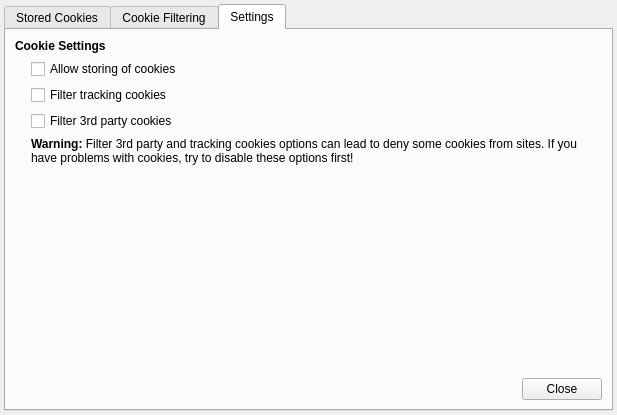
QupZilla/qupzilla, file src/lib/cookies/cookiemanager.ui: the form before one commit.
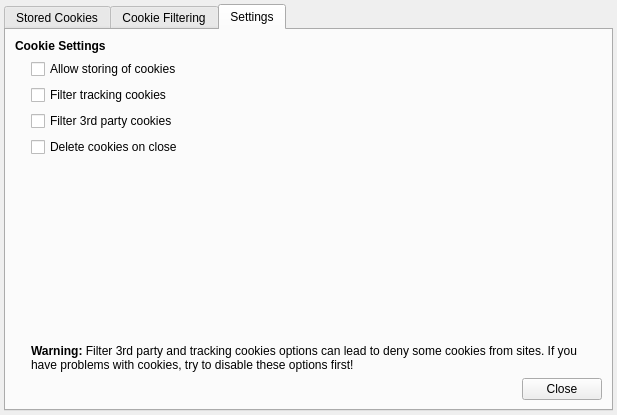
The form after the commit. The open tabs and pages were chosen to show the change. Custom widgets are drawn as their Qt base class.

Commit message: Added option to delete all cookies on exiting (#2173)

Diff of the .ui file:
```diff
--- a/src/lib/cookies/cookiemanager.ui
+++ b/src/lib/cookies/cookiemanager.ui
@@ -426,6 +426,13 @@
          </property>
         </widget>
        </item>
+       <item row="5" column="1" colspan="2">
+        <widget class="QCheckBox" name="deleteCookiesOnClose">
+         <property name="text">
+          <string>Delete cookies on close</string>
+         </property>
+        </widget>
+       </item>
        <item row="6" column="3">
         <spacer name="verticalSpacer_3">
          <property name="orientation">
@@ -439,7 +446,7 @@
          </property>
         </spacer>
        </item>
-       <item row="5" column="1" colspan="3">
+       <item row="7" column="1" colspan="3">
         <widget class="QLabel" name="label_19">
          <property name="text">
           <string>&lt;b&gt;Warning:&lt;/b&gt; Filter 3rd party and tracking cookies options can lead to deny some cookies from sites. If you have problems with cookies, try to disable these options first!</string>
@@ -449,7 +456,7 @@
          </property>
         </widget>
        </item>
-       <item row="7" column="3">
+       <item row="9" column="3">
         <widget class="QDialogButtonBox" name="close3">
          <property name="standardButtons">
           <set>QDialogButtonBox::Close</set>
```
The commit also changes 2 other files.
